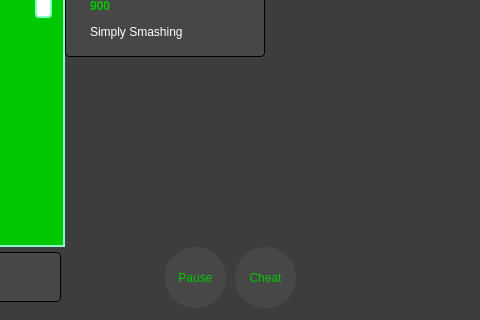
First picture: the form in all-4-pong/ingame.ui, repository twetm967/all-4-pong, before the edit; both pictures show x 645 to 1125 and y 313 to 633 of the 1125 by 633 pixel window.
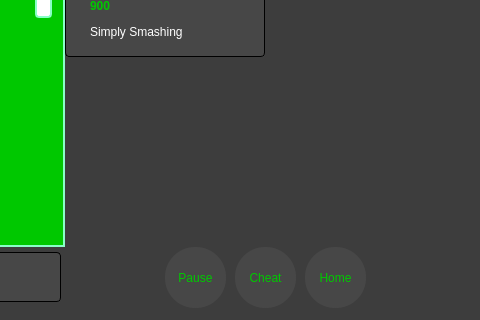
Second picture: the form after the edit.

```diff
--- a/all-4-pong/ingame.ui
+++ b/all-4-pong/ingame.ui
@@ -1124,6 +1124,24 @@
     <string/>
    </property>
   </widget>
+  <widget class="QPushButton" name="btnHome">
+   <property name="geometry">
+    <rect>
+     <x>950</x>
+     <y>560</y>
+     <width>61</width>
+     <height>61</height>
+    </rect>
+   </property>
+   <property name="styleSheet">
+    <string notr="true">background-color: rgb(71, 71, 71);
+color: rgb(0, 200, 0);
+border-radius: 30px;</string>
+   </property>
+   <property name="text">
+    <string>Home</string>
+   </property>
+  </widget>
   <zorder>gameCourt</zorder>
   <zorder>lblPlayerBoardB</zorder>
   <zorder>lblLeaderBoard</zorder>
```
Left out of the diff: 1 changed line with no effect on the pictures.
